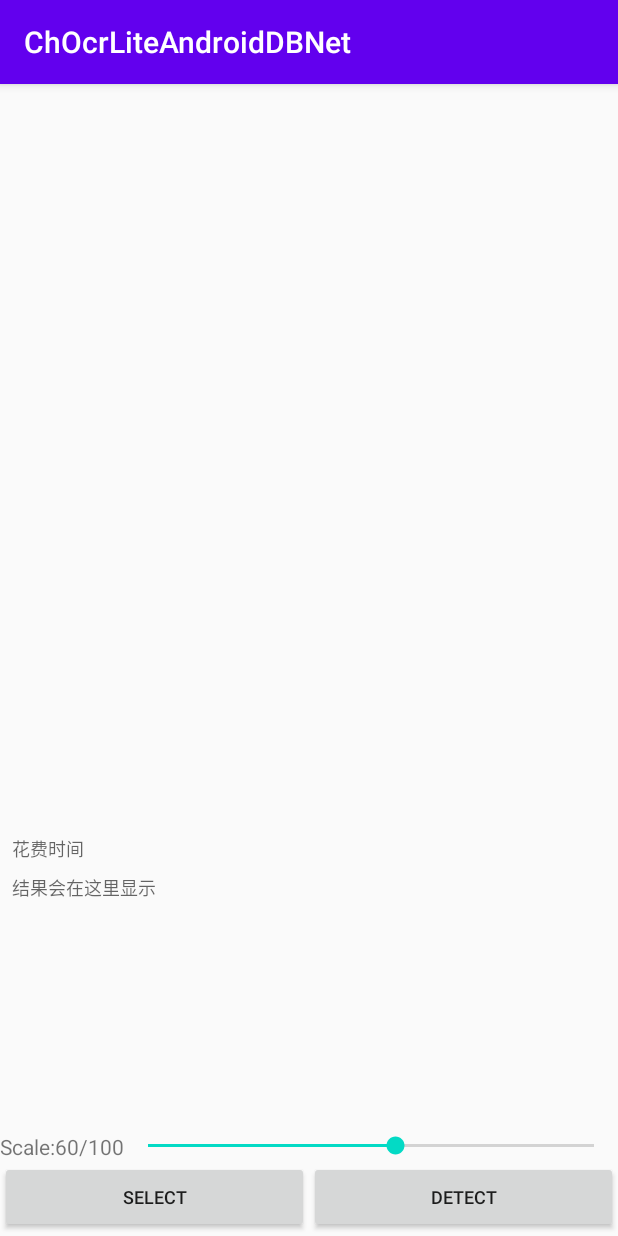
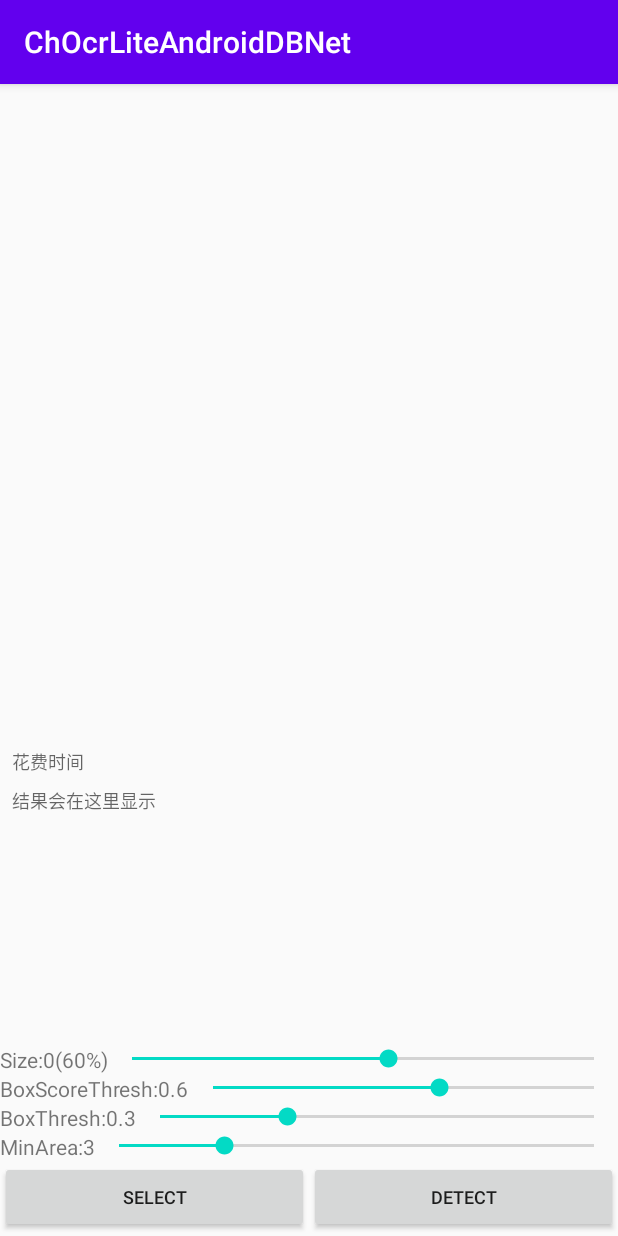
Before and after one commit to benjaminwan/ChOcrLiteAndroidDBNet, an Android app: the screen it shows after launch (MainActivity), on a phone screen of 412 x 824 dp. Run offline under Robolectric (Android 15) with nearby library versions, the phone set to English and light mode, and no system bars; 3 statements that could not run were skipped.

Commit message:
增加3个参数的调节seekBar

```diff
--- a/app/src/main/res/layout/activity_main.xml
+++ b/app/src/main/res/layout/activity_main.xml
@@ -39,10 +39,10 @@
             android:id="@+id/scaleTv"
             android:layout_width="wrap_content"
             android:layout_height="wrap_content"
-            android:text="Scale:60/100" />
+            android:text="Size:0(60%)" />
 
         <SeekBar
-            android:id="@+id/seekBar"
+            android:id="@+id/scaleSeekBar"
             android:layout_width="match_parent"
             android:layout_height="wrap_content"
             android:max="100"
@@ -51,6 +51,68 @@
 
     </LinearLayout>
 
+    <LinearLayout
+        android:layout_width="match_parent"
+        android:layout_height="wrap_content"
+        android:orientation="horizontal">
+
+        <TextView
+            android:id="@+id/boxScoreThreshTv"
+            android:layout_width="wrap_content"
+            android:layout_height="wrap_content"
+            android:text="BoxScoreThresh:0.6" />
+
+        <SeekBar
+            android:id="@+id/boxScoreThreshSeekBar"
+            android:layout_width="match_parent"
+            android:layout_height="wrap_content"
+            android:max="100"
+            android:min="1"
+            android:progress="60" />
+
+    </LinearLayout>
+
+    <LinearLayout
+        android:layout_width="match_parent"
+        android:layout_height="wrap_content"
+        android:orientation="horizontal">
+
+        <TextView
+            android:id="@+id/boxThreshTv"
+            android:layout_width="wrap_content"
+            android:layout_height="wrap_content"
+            android:text="BoxThresh:0.3" />
+
+        <SeekBar
+            android:id="@+id/boxThreshSeekBar"
+            android:layout_width="match_parent"
+            android:layout_height="wrap_content"
+            android:max="100"
+            android:min="1"
+            android:progress="30" />
+
+    </LinearLayout>
+
+    <LinearLayout
+        android:layout_width="match_parent"
+        android:layout_height="wrap_content"
+        android:orientation="horizontal">
+
+        <TextView
+            android:id="@+id/minAreaTv"
+            android:layout_width="wrap_content"
+            android:layout_height="wrap_content"
+            android:text="MinArea:3" />
+
+        <SeekBar
+            android:id="@+id/minAreaSeekBar"
+            android:layout_width="match_parent"
+            android:layout_height="wrap_content"
+            android:max="10"
+            android:min="1"
+            android:progress="3" />
+
+    </LinearLayout>
 
     <LinearLayout
         android:layout_width="match_parent"
```
Also changed, not shown: OcrLibrary/src/main/java/com/benjaminwan/ocrlibrary/OcrEngine.kt (+4 -4 lines), app/src/main/java/com/benjaminwan/ocr/dbnet/MainActivity.kt (+65 -29 lines).
